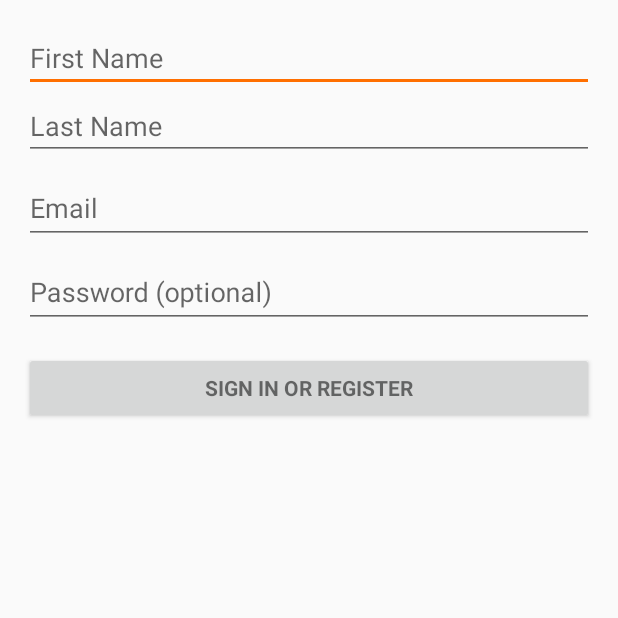
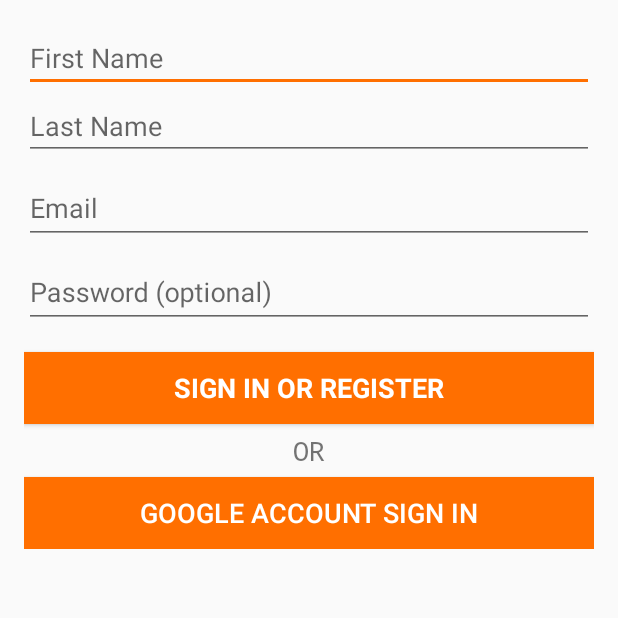
Before and after one commit to udoyen/med_manager, an Android app: the screen it shows after launch (LoginActivity), on a phone screen of 412 x 824 dp, the top half of it. Run offline under Robolectric (Android 15) with nearby library versions, the phone set to English and light mode, and no system bars; 4 statements that could not run were skipped.

```diff
--- a/app/build.gradle
+++ b/app/build.gradle
@@ -23,6 +23,7 @@ android {
 dependencies {
     implementation fileTree(dir: 'libs', include: ['*.jar'])
     implementation 'com.android.support:appcompat-v7:27.1.0'
+    implementation 'com.android.support:recyclerview-v7:27.1.0'
     implementation 'com.android.support.constraint:constraint-layout:1.0.2'
     implementation 'com.android.support:design:27.1.0'
     testImplementation 'junit:junit:4.12'
--- a/app/src/main/java/com/example/android/medmanagerapplication/MainActivity.java
+++ b/app/src/main/java/com/example/android/medmanagerapplication/MainActivity.java
@@ -35,7 +35,7 @@ public class MainActivity extends AppCompatActivity implements LoaderManager.Loa
         super.onCreate(savedInstanceState);
         setContentView(R.layout.activity_main);
 
-        mDrugsList = (RecyclerView) findViewById(R.id.drug_list_recycler_view);
+        mDrugsList = findViewById(R.id.drug_list_recycler_view);
 
         LinearLayoutManager layoutManager = new LinearLayoutManager(this);
         mDrugsList.setLayoutManager(layoutManager);
@@ -47,7 +47,7 @@ public class MainActivity extends AppCompatActivity implements LoaderManager.Loa
         mDrugsList.setAdapter(drugListAdapter);
 
 
-        FloatingActionButton fab = (FloatingActionButton) findViewById(R.id.fab);
+        FloatingActionButton fab = findViewById(R.id.fab);
         fab.setOnClickListener(new View.OnClickListener() {
             @Override
             public void onClick(View view) {
--- a/app/src/main/java/com/example/android/medmanagerapplication/database/AppDbHelper.java
+++ b/app/src/main/java/com/example/android/medmanagerapplication/database/AppDbHelper.java
@@ -29,12 +29,12 @@ public class AppDbHelper extends SQLiteOpenHelper {
     // Table create statements
     private static final String CREATE_TABLE_LOGINS = "CREATE TABLE "
             + UserContract.UserEntry.TABLE_NAME + "(" + UserContract.UserEntry._ID + " INTEGER PRIMARY KEY AUTOINCREMENT," + UserContract.UserEntry.EMAIL
-            + " TEXT," + UserContract.UserEntry.PASSWORD + " TEXT" + ")";
+            + " TEXT," + UserContract.UserEntry.PASSWORD + " TEXT)";
 
     private static final String CREATE_TABLE_DRUGS = "CREATE TABLE "
             + DrugContract.DrugEntry.TABLE_NAME + "(" + DrugContract.DrugEntry._ID + " INTEGER PRIMARY KEY AUTOINCREMENT," + DrugContract.DrugEntry.NAME
             + " TEXT," + DrugContract.DrugEntry.DESCRIPTION + " TEXT," + DrugContract.DrugEntry.INTERVAL + " INTEGER," + DrugContract.DrugEntry.START_DATE + " INTEGER," + DrugContract.DrugEntry.END_DATE
-            + " INTEGER" + ")";
+            + " INTEGER)";
 
     public AppDbHelper(Context context) {
         super(context, DATABASE_NAME, null, DATABASE_VERSION);
--- a/app/src/main/res/layout/activity_login.xml
+++ b/app/src/main/res/layout/activity_login.xml
@@ -1,5 +1,6 @@
 <?xml version="1.0" encoding="utf-8"?>
 <LinearLayout xmlns:android="http://schemas.android.com/apk/res/android"
+    xmlns:app="http://schemas.android.com/apk/res-auto"
     xmlns:tools="http://schemas.android.com/tools"
     android:layout_width="match_parent"
     android:layout_height="match_parent"
@@ -82,13 +83,40 @@
             </android.support.design.widget.TextInputLayout>
 
             <Button
-                android:id="@+id/email_sign_in_button"
+                android:id="@+id/emailSignIn_btn"
                 style="?android:textAppearanceSmall"
                 android:layout_width="match_parent"
                 android:layout_height="wrap_content"
                 android:layout_marginTop="16dp"
+                android:background="@color/colorSecondary"
+                android:shadowColor="@color/colorSecondaryLight"
                 android:text="@string/action_sign_in"
+                android:textColor="@color/colorPrimaryText"
+                android:textSize="18sp"
                 android:textStyle="bold" />
+
+            <TextView
+                android:id="@+id/or_textView"
+                android:layout_width="164dp"
+                android:layout_height="wrap_content"
+                android:layout_gravity="center_horizontal"
+                android:layout_marginBottom="5dp"
+                android:layout_marginTop="5dp"
+                android:gravity="center_horizontal"
+                android:includeFontPadding="true"
+                android:text="OR"
+                android:textSize="18sp"
+                app:fontFamily="monospace" />
+
+            <Button
+                android:id="@+id/googleAccountSignIn_btn"
+                android:layout_width="match_parent"
+                android:layout_height="wrap_content"
+                android:background="@color/colorSecondary"
+                android:shadowColor="@color/colorSecondaryLight"
+                android:text="Google Account Sign In"
+                android:textColor="@color/colorPrimaryText"
+                android:textSize="18sp" />
 
         </LinearLayout>
     </ScrollView>
--- a/app/src/main/res/layout/activity_main.xml
+++ b/app/src/main/res/layout/activity_main.xml
@@ -7,7 +7,7 @@
     tools:context=".MainActivity">
 
     <android.support.v7.widget.RecyclerView
-        android:id="@+id/drug_list_recycler_view"
+        android:id="@+id/rv_drugs"
         android:layout_width="match_parent"
         android:layout_height="match_parent"
         android:layout_margin="16dp" />
```
Also changed, not shown: app/src/main/java/com/example/android/medmanagerapplication/drugs/ui/DrugListAdapter.java (+32 -4 lines), app/src/main/java/com/example/android/medmanagerapplication/helperUtilitiesClasses/CalculateDays.java (added, +17 -0 lines), app/src/main/res/layout/drug_list_item.xml (+49 -1 lines).
